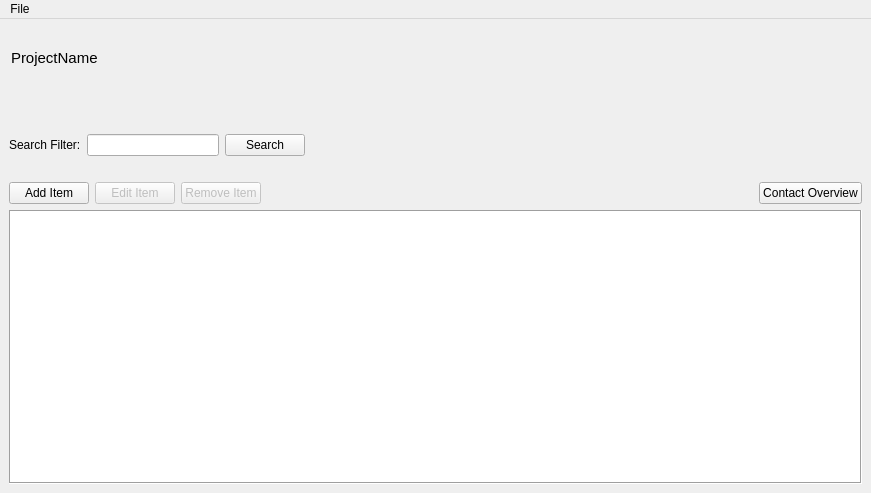
Before: the Qt Designer form src/mainwindow.ui in RobertBrochhaus/OpenPointList-Application, drawn with Qt 5.
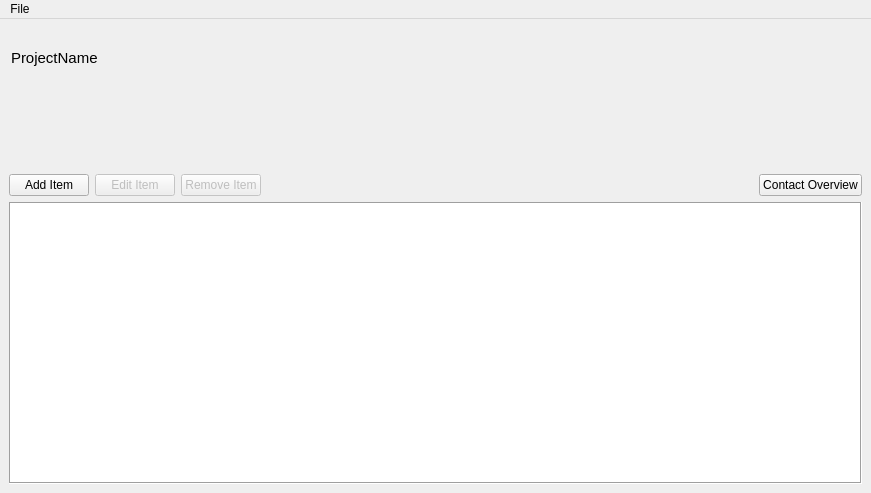
After: the same form once the commit is applied.

Commit message: Remove SearchFilter Interface

Diff of the .ui file:
```diff
--- a/src/mainwindow.ui
+++ b/src/mainwindow.ui
@@ -107,7 +107,7 @@
      <layout class="QHBoxLayout" name="horizontalLayout_3">
       <item>
        <layout class="QGridLayout" name="gridLayout_2">
-        <item row="0" column="3">
+        <item row="0" column="0">
          <spacer name="horizontalSpacer_6">
           <property name="orientation">
            <enum>Qt::Horizontal</enum>
@@ -120,27 +120,6 @@
           </property>
          </spacer>
         </item>
-        <item row="0" column="1">
-         <widget class="QLineEdit" name="searchfilterlineEdit">
-          <property name="focusPolicy">
-           <enum>Qt::ClickFocus</enum>
-          </property>
-         </widget>
-        </item>
-        <item row="0" column="0">
-         <widget class="QLabel" name="label_3">
-          <property name="text">
-           <string>Search Filter:</string>
-          </property>
-         </widget>
-        </item>
-        <item row="0" column="2">
-         <widget class="QPushButton" name="searchpushButton">
-          <property name="text">
-           <string>Search</string>
-          </property>
-         </widget>
-        </item>
        </layout>
       </item>
       <item>
```
The commit also changes 3 other files.
